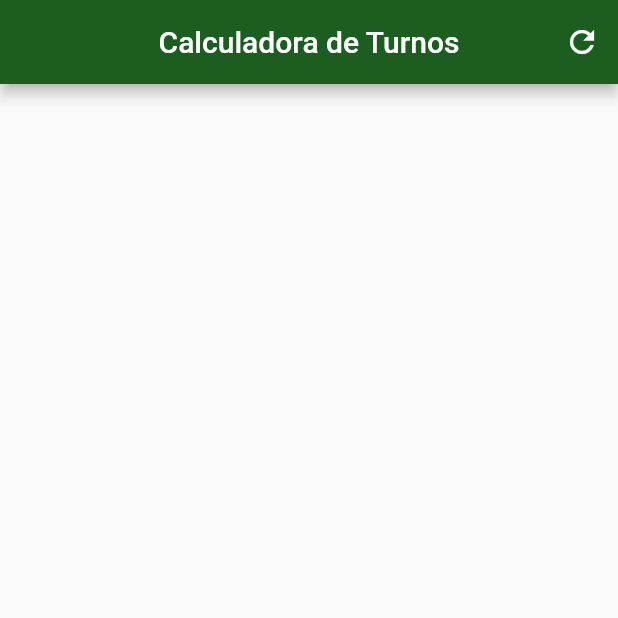
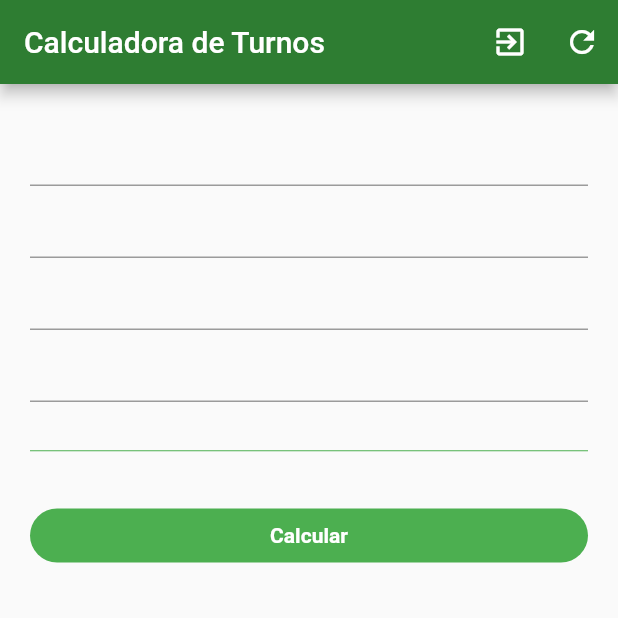
Before and after one commit to GanaxXD/cal_turn, a Flutter app: the screen it shows after launch, on a phone screen of 412 x 824 dp, the top half of it. Run offline on Flutter 3.47's test engine with Material 2 defaults, Android fonts, the phone set to English and light mode, and no system bars.

Commit message:
Telas concluídas

```diff
--- a/lib/main.dart
+++ b/lib/main.dart
@@ -4,5 +4,6 @@ import 'package:flutter/material.dart';
 void main(){
   runApp(MaterialApp(
     home: Home(),
+    debugShowCheckedModeBanner: false,
   ));
 }
--- a/lib/screens/home/home_screen.dart
+++ b/lib/screens/home/home_screen.dart
@@ -1,4 +1,8 @@
+import 'package:calcfilipi_app/screens/home/result_screen.dart';
+import 'package:calcfilipi_app/widgets/circular_button.dart';
+import 'package:calcfilipi_app/widgets/form_field.dart';
 import 'package:flutter/material.dart';
+import 'dart:io';
 
 class Home extends StatefulWidget {
   @override
@@ -11,7 +15,9 @@ class _HomeState extends State<Home> {
   TextEditingController _cargaTrimming = TextEditingController();
   TextEditingController _cargaCarregada  = TextEditingController();
   TextEditingController _fluxoSistema = TextEditingController();
+  GlobalKey<FormState> _key = GlobalKey<FormState>();
   String _resultHoras;
+  double result, total, trimming, carregado, fluxo, resultHoras;
 
   @override
   void dispose() {
@@ -27,11 +33,17 @@ class _HomeState extends State<Home> {
     return Scaffold(
       appBar: AppBar(
         title: Text("Calculadora de Turnos"),
-        backgroundColor: Colors.green[900],
-        centerTitle: true,
+        backgroundColor: Colors.green[800],
+        centerTitle: false,
         actions: <Widget>[
           Row(
             children: <Widget>[
+              IconButton(
+                  icon: Icon(Icons.exit_to_app, color: Colors.white,),
+                  onPressed: (){
+                    exit(0);
+                  }
+              ),
               IconButton(
                   icon: Icon(Icons.refresh, color: Colors.white,),
                   onPressed: (){
@@ -46,6 +58,113 @@ class _HomeState extends State<Home> {
           ),
         ],
       ),
+      body: SingleChildScrollView(
+        padding: const EdgeInsets.all(20),
+        child: Form(
+          key: _key,
+          child: Column(
+            mainAxisAlignment: MainAxisAlignment.center,
+            crossAxisAlignment: CrossAxisAlignment.center,
+            mainAxisSize: MainAxisSize.min,
+            children: <Widget>[
+              Form_FieldNumber(
+                label: "Carga Total",
+                hint: "Digite um valor",
+                helper: "Informe a carga total",
+                controller: _cargaTotal,
+                //ignore: missing_return
+                onValidade: (value){
+                  double x = double.tryParse(value);
+                  if(x == 0 || x == null || x <0 ) return "Valor inválido";
+                },
+                onSave: (value){
+                  total = double.tryParse(value);
+                },
+              ),
+
+              Form_FieldNumber(
+                label: "Carga de Trimming",
+                hint: "Digite um valor",
+                helper: "Informe a carga de trimming",
+                controller: _cargaTrimming,
+                //ignore: missing_return
+                onValidade: (value){
+                  double x = double.tryParse(value);
+                  if(x == 0 || x == null || x <0) return "Valor inválido";
+                },
+                onSave: (value){
+                  trimming = double.tryParse(value);
+                },
+              ),
+
+              Form_FieldNumber(
+                label: "Total Carregado",
+                hint: "Digite um valor",
+                helper: "Informe o total carregado",
+                controller: _cargaCarregada,
+                //ignore: missing_return
+                onValidade: (value){
+                  double x = double.tryParse(value);
+                  if(x == 0 || x == null || x <0) return "Valor inválido";
+                },
+                onSave: (value){
+                  carregado = double.tryParse(value);
+                },
+              ),
+
+              Form_FieldNumber(
+                label: "Fluxo do Sistema",
+                hint: "Digite um valor",
+                helper: "Informe o fluxo do sistema",
+                controller: _fluxoSistema,
+                //ignore: missing_return
+                onValidade: (value){
+                  double x = double.tryParse(value);
+                  if(x == 0 || x == null || x <0) return "Valor inválido";
+                },
+                onSave: (value){
+                  fluxo = double.tryParse(value);
+                },
+              ),
+
+              SizedBox(height: 30,),
+
+              Divider(color: Colors.green, height: 5,),
+
+              SizedBox(height: 30,),
+
+              Row(
+                mainAxisSize: MainAxisSize.min,
+                children: <Widget>[
+                  Expanded(
+                    child: CircularButton(
+                      text: "Calcular",
+                      apertar: (){
+                        if(_key.currentState.validate()){
+                          _key.currentState.save();
+                          print(total.toString());
+                          print(trimming.toString());
+                          print(carregado.toString());
+                          print(fluxo.toString());
+                          Navigator.of(context).push(MaterialPageRoute(
+                              builder: (context) => ResultScreen(total, trimming, carregado, resultHoras)
+                          ));
+                        }
+                      },
+                    ),
+                  ),
+                ],
+              ),
+
+            ],
+          ),
+        ),
+      ),
     );
   }
+
+  String validaNumber(String value){
+    int x = int.tryParse(value);
+    if(x == 0 || x == null) return "Valor inválido";
+  }
 }
--- /dev/null
+++ b/lib/widgets/circular_button.dart
@@ -0,0 +1,23 @@
+import 'package:flutter/material.dart';
+
+class CircularButton extends StatelessWidget {
+
+  Function apertar;
+  String text;
+
+  CircularButton({this.apertar, this.text});
+
+  @override
+  Widget build(BuildContext context) {
+    return FlatButton(
+      shape: RoundedRectangleBorder(borderRadius: BorderRadius.circular(20)),
+        onPressed: apertar,
+        child: Text(text, style: TextStyle(
+          color: Colors.white,
+          fontWeight: FontWeight.w600,
+        ),textAlign: TextAlign.center,
+        ),
+      color: Colors.green,
+    );
+  }
+}
--- /dev/null
+++ b/lib/widgets/form_field.dart
@@ -0,0 +1,25 @@
+import 'package:flutter/material.dart';
+
+class Form_FieldNumber extends StatelessWidget {
+
+  String hint, helper, label;
+  Function onValidade, onSave;
+  TextEditingController controller = TextEditingController();
+  Form_FieldNumber({this.hint, this.helper, this.label, this.onValidade, this.onSave, this.controller});
+
+  @override
+  Widget build(BuildContext context) {
+    return TextFormField(
+        decoration: InputDecoration(
+          hintText: hint,
+          helperText: helper,
+          labelText: label,
+          contentPadding: const EdgeInsets.only(right: 15)
+        ),
+        controller: controller,
+        validator: onValidade,
+        onSaved: onSave,
+        keyboardType: TextInputType.number,
+    );
+  }
+}
```
Also changed, not shown: lib/screens/home/result_screen.dart (added, +27 -0 lines).
